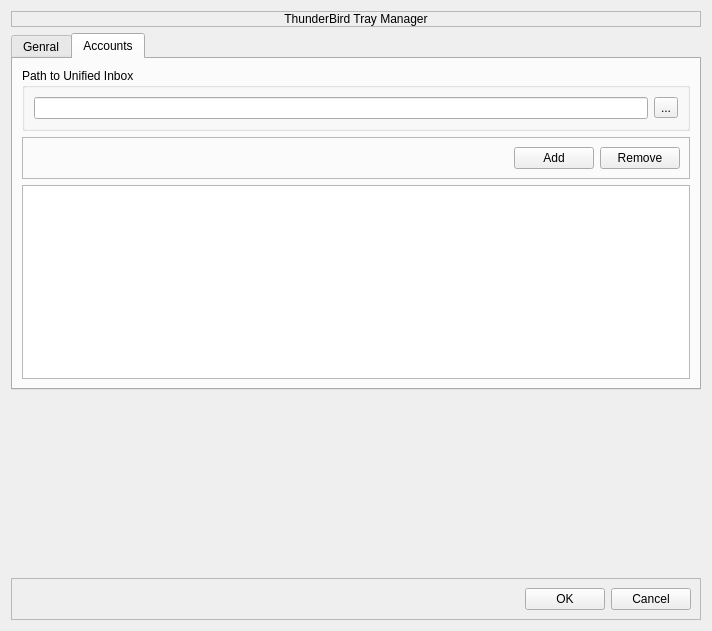
Old version of the form tbtrayui.ui in the repository JackDinn/tbtray.
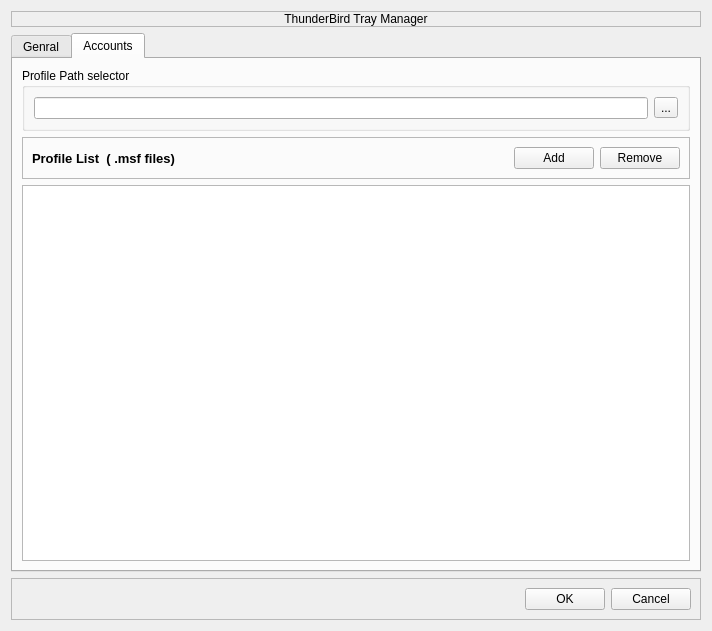
New version of the form. The open tabs and pages were chosen to show the change. Icons and pictures are not drawn.

```diff
--- a/tbtrayui.ui
+++ b/tbtrayui.ui
@@ -143,7 +143,7 @@
        <item>
         <widget class="QGroupBox" name="groupBox">
          <property name="title">
-          <string>Path to Unified Inbox</string>
+          <string>Profile Path selector</string>
          </property>
          <layout class="QHBoxLayout" name="horizontalLayout">
           <item>
@@ -168,6 +168,20 @@
           <enum>QFrame::Raised</enum>
          </property>
          <layout class="QHBoxLayout" name="horizontalLayout_3">
+          <item>
+           <widget class="QLabel" name="label_2">
+            <property name="font">
+             <font>
+              <pointsize>10</pointsize>
+              <weight>75</weight>
+              <bold>true</bold>
+             </font>
+            </property>
+            <property name="text">
+             <string>Profile List  ( .msf files)</string>
+            </property>
+           </widget>
+          </item>
           <item>
            <spacer name="horizontalSpacer_2">
             <property name="orientation">
@@ -205,19 +219,6 @@
      </widget>
     </widget>
    </item>
-   <item>
-    <spacer name="verticalSpacer">
-     <property name="orientation">
-      <enum>Qt::Vertical</enum>
-     </property>
-     <property name="sizeHint" stdset="0">
-      <size>
-       <width>20</width>
-       <height>40</height>
-      </size>
-     </property>
-    </spacer>
-   </item>
    <item>
     <widget class="QFrame" name="frame">
      <property name="frameShape">
```
Left out of the diff: 18 changed lines with no effect on the pictures.
